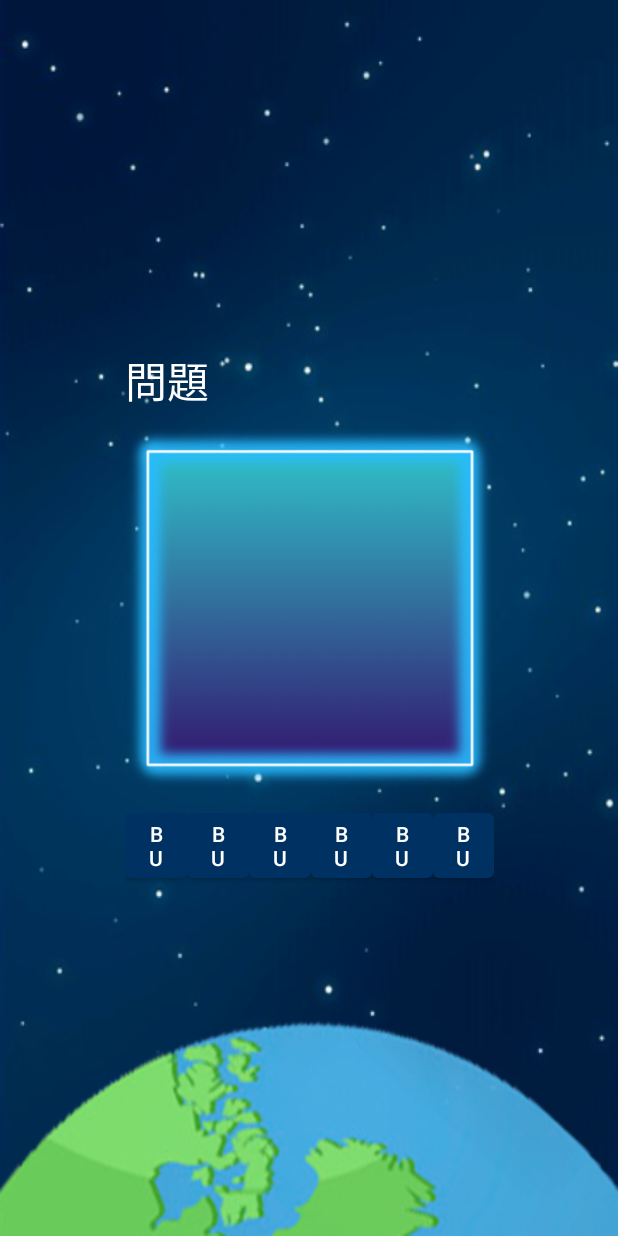
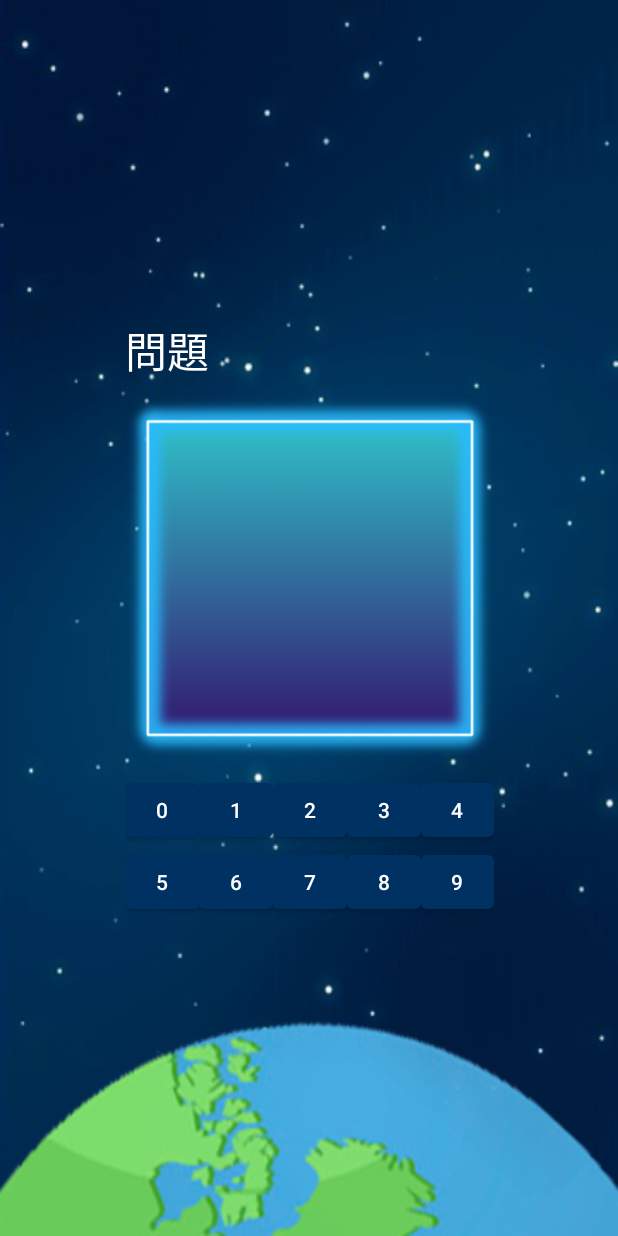
Before and after one commit to ElvisWong213/Mobile_Apps_Project, an Android app: the gameContent screen opened directly, with no data from a screen before it, on a phone screen of 412 x 824 dp. Run offline under Robolectric (Android 15) with nearby library versions, the phone set to English and light mode, and no system bars.

Commit message:
Update activity_game_content.xml

```diff
--- a/app/src/main/res/layout/activity_game_content.xml
+++ b/app/src/main/res/layout/activity_game_content.xml
@@ -44,43 +44,79 @@
                     android:layout_width="wrap_content"
                     android:layout_height="wrap_content"
                     android:layout_weight="1"
-                    android:text="Button" />
+                    android:text="0" />
 
                 <Button
                     android:id="@+id/button5"
                     android:layout_width="wrap_content"
                     android:layout_height="wrap_content"
                     android:layout_weight="1"
-                    android:text="Button" />
+                    android:text="1" />
 
                 <Button
                     android:id="@+id/button6"
                     android:layout_width="wrap_content"
                     android:layout_height="wrap_content"
                     android:layout_weight="1"
-                    android:text="Button" />
+                    android:text="2" />
 
                 <Button
                     android:id="@+id/button7"
                     android:layout_width="wrap_content"
                     android:layout_height="wrap_content"
                     android:layout_weight="1"
-                    android:text="Button" />
+                    android:text="3" />
 
                 <Button
                     android:id="@+id/button8"
                     android:layout_width="wrap_content"
                     android:layout_height="wrap_content"
                     android:layout_weight="1"
-                    android:text="Button" />
+                    android:text="4" />
 
-                <Button
-                    android:id="@+id/button10"
-                    android:layout_width="wrap_content"
-                    android:layout_height="wrap_content"
-                    android:layout_weight="1"
-                    android:text="Button" />
             </LinearLayout>
+
+        </LinearLayout>
+
+        <LinearLayout
+            android:layout_width="match_parent"
+            android:layout_height="match_parent"
+            android:orientation="horizontal">
+
+            <Button
+                android:id="@+id/button11"
+                android:layout_width="wrap_content"
+                android:layout_height="wrap_content"
+                android:layout_weight="1"
+                android:text="5" />
+
+            <Button
+                android:id="@+id/button12"
+                android:layout_width="wrap_content"
+                android:layout_height="wrap_content"
+                android:layout_weight="1"
+                android:text="6" />
+
+            <Button
+                android:id="@+id/button13"
+                android:layout_width="wrap_content"
+                android:layout_height="wrap_content"
+                android:layout_weight="1"
+                android:text="7" />
+
+            <Button
+                android:id="@+id/button14"
+                android:layout_width="wrap_content"
+                android:layout_height="wrap_content"
+                android:layout_weight="1"
+                android:text="8" />
+
+            <Button
+                android:id="@+id/button15"
+                android:layout_width="wrap_content"
+                android:layout_height="wrap_content"
+                android:layout_weight="1"
+                android:text="9" />
         </LinearLayout>
 
     </LinearLayout>
```
